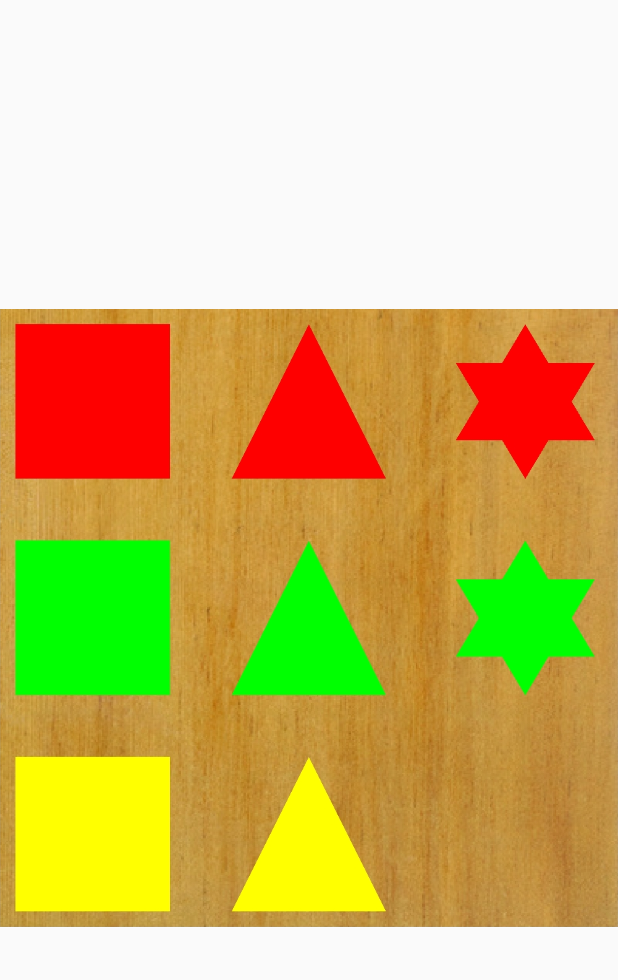
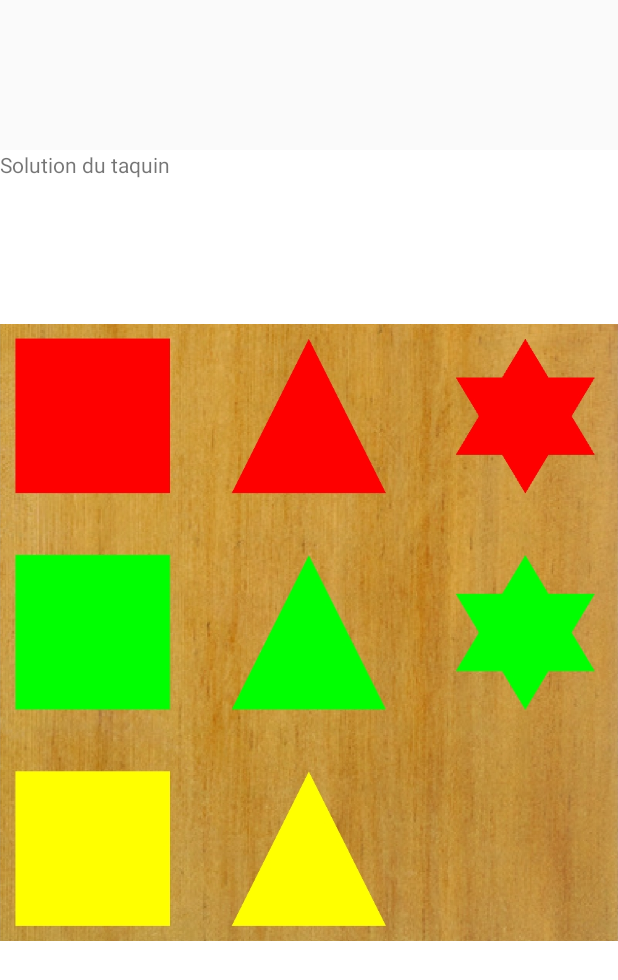
Before and after one commit to SamirToularhmine/TaquinGLES, an Android app: the layout popup_solution.xml on its own in the app's theme, with its tools: preview values and no code run, on a phone screen of 412 x 824 dp. Shown: the top 980 px of the screen. Run offline under Robolectric (Android 15) with nearby library versions, the phone set to English and light mode, and no system bars.

Commit message:
Modification popup

```diff
--- a/app/src/main/res/layout/popup_solution.xml
+++ b/app/src/main/res/layout/popup_solution.xml
@@ -5,15 +5,31 @@
     android:layout_height="match_parent"
     android:orientation="vertical"
     android:gravity="center"
+    android:paddingTop="100dp"
+    android:paddingBottom="100dp">
 
+    <LinearLayout
+        android:layout_width="wrap_content"
+        android:layout_height="wrap_content"
+        android:background="@android:color/white"
+        android:orientation="vertical"
+        android:textAlignment="center"
         >
+
+        <TextView
+            android:layout_width="match_parent"
+            android:layout_height="wrap_content"
+            android:text="Solution du taquin"/>
 
         <ImageView
             android:id="@+id/imageSolution"
             android:layout_width="wrap_content"
             android:layout_height="wrap_content"
             app:srcCompat="@drawable/taquin_33"
+            android:background="@android:color/white"
             android:contentDescription="@string/solution" />
+
+    </LinearLayout>
 
 
 </LinearLayout>
```
Lines whose indentation alone changed are shown as unchanged.
